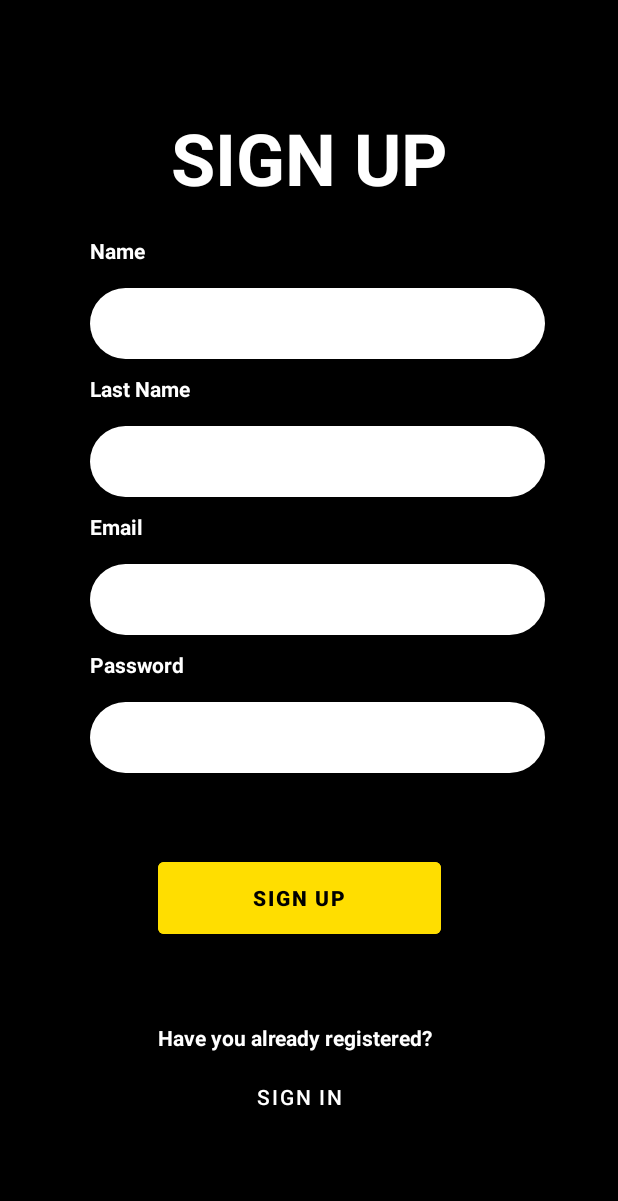
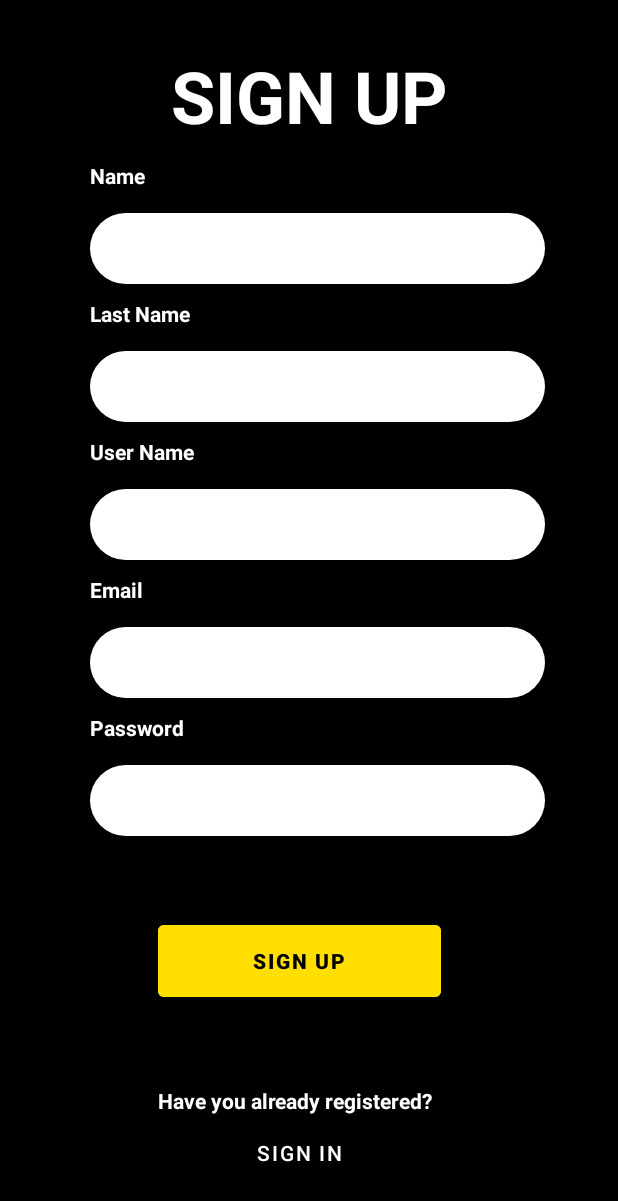
Before and after one commit to BrunoLujan/Faketagram-Frontend, an Android app: the screen it shows after launch (SignUp), after a tap on "REGISTER NOW", on a phone screen of 412 x 824 dp. Shown: the top 1201 px of the screen. Run offline under Robolectric (Android 15) with nearby library versions, the phone set to English and light mode, and no system bars; our stand-ins replace Volley.

Commit message:
Conexión a API, implementación de SignUp y adecuaciones de diseño

```diff
--- a/app/build.gradle
+++ b/app/build.gradle
@@ -23,8 +23,8 @@ android {
         }
     }
     compileOptions {
-        sourceCompatibility JavaVersion.VERSION_1_8
-        targetCompatibility JavaVersion.VERSION_1_8
+        sourceCompatibility sourceCompatibility1
+        targetCompatibility targetCompatibility1
     }
 }
 
@@ -44,5 +44,7 @@ dependencies {
     androidTestImplementation 'androidx.test.ext:junit:1.1.2'
     androidTestImplementation 'androidx.test.espresso:espresso-core:3.3.0'
     compileOnly 'com.google.android.wearable:wearable:2.8.1'
+    implementation 'com.squareup.retrofit2:retrofit:2.3.0'
+    implementation 'com.squareup.retrofit2:converter-gson:2.3.0'
 
 }
--- a/app/src/main/AndroidManifest.xml
+++ b/app/src/main/AndroidManifest.xml
@@ -1,10 +1,12 @@
 <?xml version="1.0" encoding="utf-8"?>
 <manifest xmlns:android="http://schemas.android.com/apk/res/android"
     package="com.example.faketagram_app">
+    <uses-permission android:name="android.permission.INTERNET"/>
 
     <application
         android:allowBackup="true"
         android:icon="@mipmap/ic_launcher"
+        android:usesCleartextTraffic="true"
         android:label="@string/app_name"
         android:roundIcon="@mipmap/ic_launcher_round"
         android:supportsRtl="true"
--- /dev/null
+++ b/app/src/main/java/com/example/faketagram_app/Constant.java
@@ -0,0 +1,31 @@
+package com.example.faketagram_app;
+
+import android.content.Context;
+import android.widget.Toast;
+
+import com.android.volley.toolbox.StringRequest;
+
+import retrofit2.Retrofit;
+import retrofit2.converter.gson.GsonConverterFactory;
+
+public class Constant {
+    public static final String URL = "http://192.168.0.2/";
+    public static String HOME = URL+"api/";
+    //public static String LOGIN = HOME+"/login";
+    //public static String SIGNUP = HOME+"singup";
+    private static Retrofit retrofit;
+
+    public static Retrofit getRetrofit() {
+        if(retrofit==null) {
+            retrofit = new retrofit2.Retrofit.Builder()
+                    .baseUrl(HOME)
+                    .addConverterFactory(GsonConverterFactory.create())
+                    .build();
+        }
+        return retrofit;
+    }
+
+    public static void Message(Context context, String message) {
+        Toast.makeText(context,message,Toast.LENGTH_LONG).show();
+    }
+}
--- a/app/src/main/java/com/example/faketagram_app/SignUp.java
+++ b/app/src/main/java/com/example/faketagram_app/SignUp.java
@@ -3,20 +3,37 @@ package com.example.faketagram_app;
 import androidx.appcompat.app.AppCompatActivity;
 
 import android.content.Intent;
+import android.graphics.Bitmap;
 import android.os.Bundle;
+import android.os.UserHandle;
+import android.util.Log;
 import android.view.View;
 import android.widget.Button;
 import android.widget.EditText;
 
+import com.example.faketagram_app.interfaces.ApiService;
+import com.example.faketagram_app.model.Users;
+
+import retrofit2.Call;
+import retrofit2.Callback;
+import retrofit2.Response;
+
 public class SignUp extends AppCompatActivity {
 
-    Button btnGoToSignIn;
-    EditText txtName, txtLastName, txtEmail, txtPassword;
+    private ApiService service = Constant.getRetrofit().create(ApiService.class);
+    Button btnGoToSignIn, btnSignUp;
+    EditText txtName, txtLastName, txtUserName, txtEmail, txtPassword;
 
     @Override
     protected void onCreate(Bundle savedInstanceState) {
         super.onCreate(savedInstanceState);
         setContentView(R.layout.activity_sign_up);
+
+        txtName = (EditText) findViewById(R.id.txtNameSignUp);
+        txtLastName = (EditText) findViewById(R.id.txtLastNameSignUp);
+        txtUserName = (EditText) findViewById(R.id.txtUserNameSignUp);
+        txtEmail = (EditText) findViewById(R.id.txtEmailSignUp);
+        txtPassword = (EditText) findViewById(R.id.txtPasswordSignUp);
 
         btnGoToSignIn = (Button) findViewById(R.id.btnGoToSignIn);
         btnGoToSignIn.setOnClickListener(new View.OnClickListener() {
@@ -27,7 +44,22 @@ public class SignUp extends AppCompatActivity {
                 startActivity(intent);
             }
         });
+
+        btnSignUp = (Button) findViewById(R.id.btnSignUp);
+        btnSignUp.setOnClickListener(new View.OnClickListener() {
+
+            @Override
+            public void onClick(View view) {
+                if (validate()){
+                    signUp();
+                } else {
+                    Constant.Message(getApplicationContext(),"Complete all fields");
+                }
+            }
+        });
     }
+
+
 
     private boolean validate() {
         if(txtName.getText().toString().isEmpty()) {
@@ -47,4 +79,30 @@ public class SignUp extends AppCompatActivity {
         }
         return true;
     }
+
+    private void signUp() {
+        Call<Users> call = service.signUpUser(
+                txtName.getText().toString(),
+                txtLastName.getText().toString(),
+                txtUserName.getText().toString(),
+                txtEmail.getText().toString(),
+                txtPassword.getText().toString()
+        );
+        call.enqueue(new Callback<Users>() {
+            @Override
+            public void onResponse(Call<Users> call, Response<Users> response) {
+                if(response.isSuccessful()) {
+                    Constant.Message(getApplicationContext(), "User has been added");
+                    Intent intent = new Intent(SignUp.this, SignIn.class);
+                    startActivity(intent);
+                }else
+                    Constant.Message(getApplicationContext(),"error");
+            }
+
+            @Override
+            public void onFailure(Call<Users> call, Throwable t) {
+                Log.d("ERROR", t.getMessage());
+            }
+        });
+    }
 }
--- /dev/null
+++ b/app/src/main/java/com/example/faketagram_app/interfaces/ApiService.java
@@ -0,0 +1,24 @@
+package com.example.faketagram_app.interfaces;
+
+import androidx.core.content.res.FontResourcesParserCompat;
+
+import com.example.faketagram_app.model.Users;
+
+import retrofit2.Call;
+import retrofit2.http.Field;
+import retrofit2.http.FormUrlEncoded;
+import retrofit2.http.GET;
+import retrofit2.http.POST;
+
+public interface ApiService {
+
+ @POST("signup")
+ @FormUrlEncoded
+ Call<Users> signUpUser(
+         @Field("name") String name,
+         @Field("lastname") String lastname,
+         @Field("username") String username,
+         @Field("email") String email,
+         @Field("password") String password
+ );
+}
--- a/app/src/main/res/layout/activity_sign_up.xml
+++ b/app/src/main/res/layout/activity_sign_up.xml
@@ -21,7 +21,7 @@
             android:textColor="#FFFFFFFF"
             android:textSize="@android:dimen/app_icon_size"
             android:textAlignment="center"
-            android:layout_marginVertical="10dp"
+            android:layout_marginVertical="1dp"
             android:textStyle="bold"
             android:text="SIGN UP"/>
 
@@ -57,6 +57,27 @@
 
         <EditText
             android:id="@+id/txtLastNameSignUp"
+            android:layout_width="303dp"
+            android:layout_height="47dp"
+            android:layout_marginTop="5dp"
+            android:layout_marginHorizontal="50dp"
+            android:background="@drawable/edit_text_view"
+            android:ems="10"
+            android:gravity="center"
+            android:inputType="text"
+            android:maxLines="1"/>
+
+        <TextView
+            android:layout_width="match_parent"
+            android:layout_height="wrap_content"
+            android:layout_marginVertical="10dp"
+            android:layout_marginHorizontal="50dp"
+            android:textColor="#FFFFFFFF"
+            android:textStyle="bold"
+            android:text="User Name"/>
+
+        <EditText
+            android:id="@+id/txtUserNameSignUp"
             android:layout_width="303dp"
             android:layout_height="47dp"
             android:layout_marginTop="5dp"
@@ -133,7 +154,7 @@
         <Button
             android:id="@+id/btnGoToSignIn"
             android:layout_width="30mm"
-            android:layout_height="60dp"
+            android:layout_height="50dp"
             android:layout_marginHorizontal="95dp"
             android:text="SIGN IN"
             android:textColor="@color/white"
```
Also changed, not shown: app/src/main/java/com/example/faketagram_app/SignIn.java (+20 -0 lines), app/src/main/java/com/example/faketagram_app/model/Users.java (added, +58 -0 lines), build.gradle (+6 -1 lines), gradle/wrapper/gradle-wrapper.properties.
